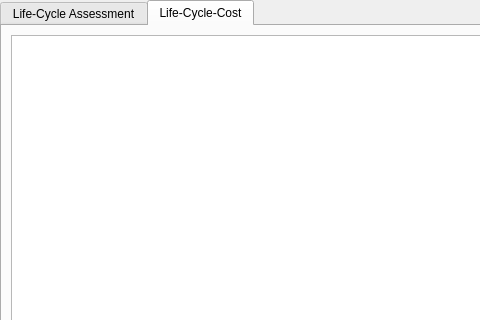
Old version of the form SIM-VICUS/src/SVLcaLccResultsWidget.ui in the repository ghorwin/SIM-VICUS; both pictures show x 0 to 480 and y 0 to 320 of the 1200 by 717 pixel window.
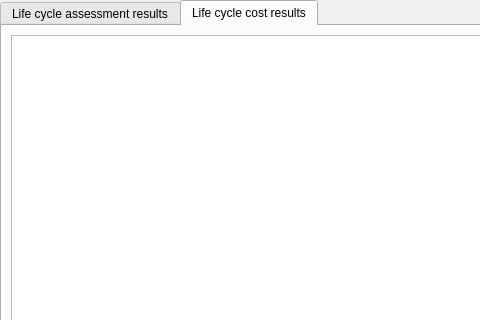
New version of the form. The open tabs and pages were chosen to show the change.

Commit message: Updated acoustic and lca widgets

```diff
--- a/SIM-VICUS/src/SVLcaLccResultsWidget.ui
+++ b/SIM-VICUS/src/SVLcaLccResultsWidget.ui
@@ -36,7 +36,7 @@
      </property>
      <widget class="QWidget" name="LCA">
       <attribute name="title">
-       <string>Life-Cycle Assessment</string>
+       <string>Life cycle assessment results</string>
       </attribute>
       <layout class="QGridLayout" name="gridLayout_2">
        <item row="0" column="0">
@@ -52,7 +52,7 @@
      </widget>
      <widget class="QWidget" name="LCC">
       <attribute name="title">
-       <string>Life-Cycle-Cost</string>
+       <string>Life cycle cost results</string>
       </attribute>
       <layout class="QGridLayout" name="gridLayout_3">
        <item row="0" column="0" colspan="2">
```
Left out of the diff: 6 changed lines with no effect on the pictures. The commit also changes 7 other files.
